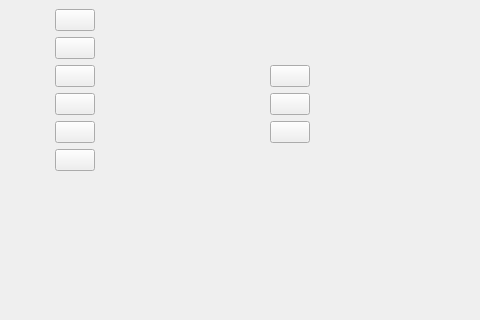
Before: the Qt Designer form src/Editor/EditorActionBar.ui in RemotelyChaotic/JOIPEngine, drawn with Qt 5; both pictures show x 114 to 594 and y 299 to 619 of the 594 by 1268 pixel window.
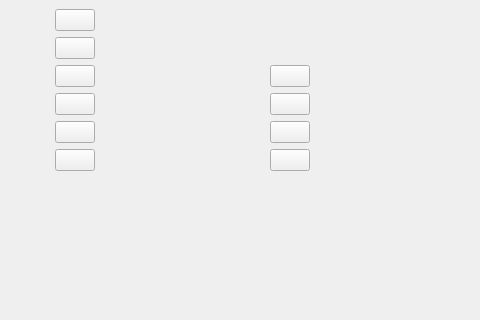
After: the same form once the commit is applied. Custom widgets are drawn as their Qt base class.

Commit message: Ui, help and style for notifications code insertion

Patch:
```diff
--- a/src/Editor/EditorActionBar.ui
+++ b/src/Editor/EditorActionBar.ui
@@ -641,6 +641,16 @@
         </property>
        </widget>
       </item>
+      <item row="8" column="1">
+       <widget class="CShortcutButton" name="AddNotificationCode">
+        <property name="toolTip">
+         <string>Add code to show notifications</string>
+        </property>
+        <property name="text">
+         <string/>
+        </property>
+       </widget>
+      </item>
      </layout>
     </widget>
    </item>
```
The commit also changes 19 other files.
